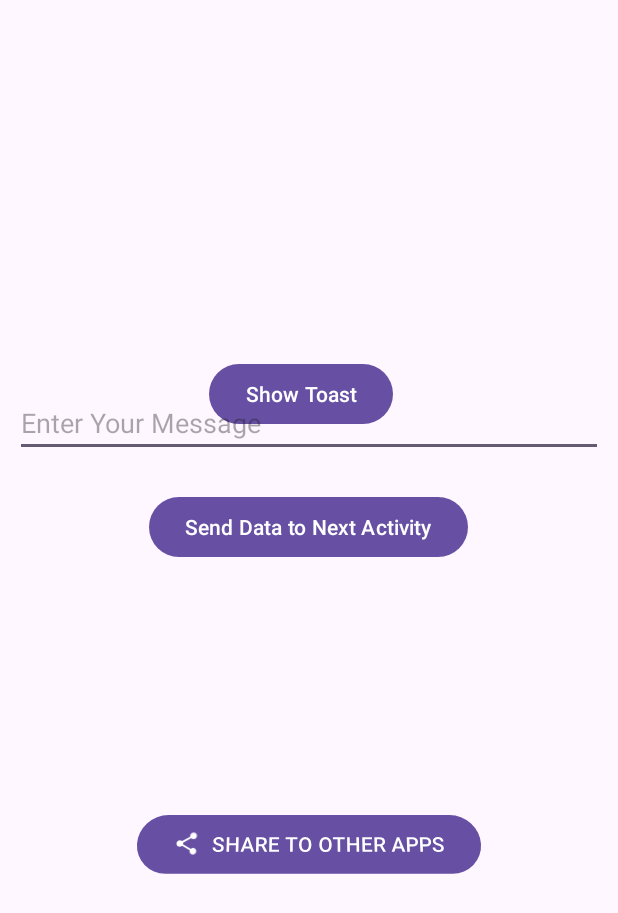
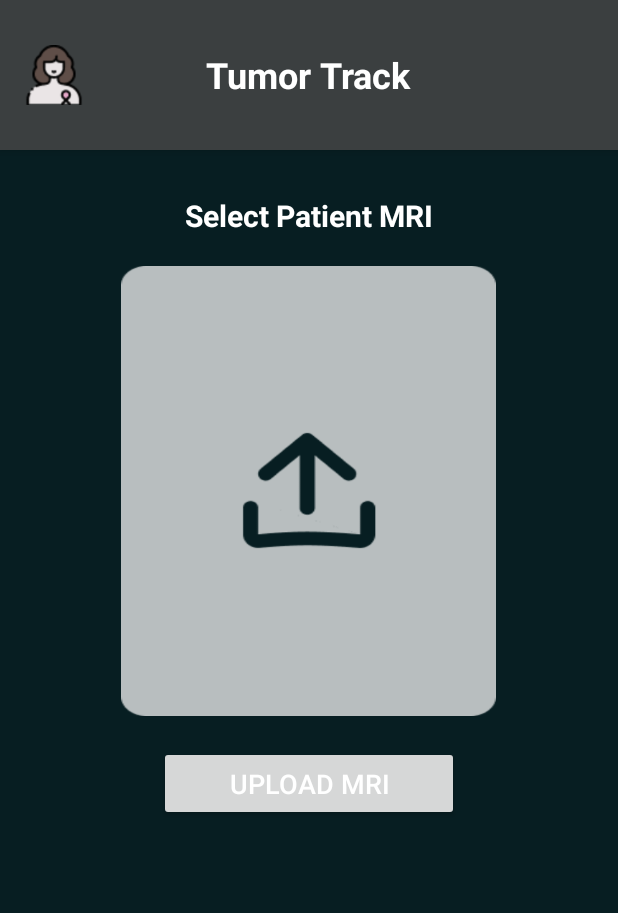
Before and after one commit to Graduation-Project-Workspace/HPCure, an Android app: the screen it shows after launch (MainActivity before the commit, HomeScreen after it), after a tap on "Skip", on a phone screen of 412 x 824 dp. Shown: the top 913 px of the screen. Run offline under Robolectric (Android 15) with nearby library versions, the phone set to English and light mode, and no system bars.

Commit message:
Added Home Screen and HS_Upload

```diff
--- /dev/null
+++ b/app/src/main/java/com/example/demoapp/HomeScreen.kt
@@ -0,0 +1,80 @@
+package com.example.demoapp
+
+import android.app.Activity
+import android.content.Intent
+import android.net.Uri
+import android.os.Bundle
+import android.provider.OpenableColumns
+import android.widget.Button
+import android.widget.ImageView
+import android.widget.RelativeLayout
+import android.widget.Toast
+import androidx.appcompat.app.AppCompatActivity
+
+class HomeScreen : AppCompatActivity() {
+
+    private val PICK_FILE_REQUEST_CODE = 1
+    private lateinit var uploadedImage: ImageView
+    private var selectedImageUri: Uri? = null
+
+    override fun onCreate(savedInstanceState: Bundle?) {
+        super.onCreate(savedInstanceState)
+        setContentView(R.layout.home_screen)
+
+        // Find views by ID
+        val uploadContainer: RelativeLayout = findViewById(R.id.upload_container)
+        val processButton: Button = findViewById(R.id.process_button)
+        uploadedImage = findViewById(R.id.uploaded_image)
+
+        // Set click listener for upload container
+        uploadContainer.setOnClickListener {
+            openFilePicker()
+        }
+
+        // Set click listener for process button
+        processButton.setOnClickListener {
+            val intent = Intent(this, HomeScreenUpload::class.java)
+            intent.putExtra("image_uri", selectedImageUri?.toString())
+            startActivity(intent)
+        }
+    }
+
+    private fun openFilePicker() {
+        val intent = Intent(Intent.ACTION_GET_CONTENT)
+        intent.type = "image/*"
+        startActivityForResult(intent, PICK_FILE_REQUEST_CODE)
+    }
+
+    override fun onActivityResult(requestCode: Int, resultCode: Int, data: Intent?) {
+        super.onActivityResult(requestCode, resultCode, data)
+        if (requestCode == PICK_FILE_REQUEST_CODE && resultCode == Activity.RESULT_OK) {
+            data?.data?.let { uri ->
+                handleFileUpload(uri)
+            }
+        }
+    }
+
+    private fun handleFileUpload(uri: Uri) {
+        uploadedImage.setImageURI(uri)
+        uploadedImage.visibility = ImageView.VISIBLE
+
+        selectedImageUri = uri
+
+        val fileName = getFileName(uri)
+        Toast.makeText(this, "Selected file: $fileName", Toast.LENGTH_SHORT).show()
+    }
+
+    private fun getFileName(uri: Uri): String {
+        var fileName = ""
+        val cursor = contentResolver.query(uri, null, null, null, null)
+        cursor?.use {
+            if (it.moveToFirst()) {
+                val nameIndex = it.getColumnIndex(OpenableColumns.DISPLAY_NAME)
+                if (nameIndex != -1) {
+                    fileName = it.getString(nameIndex)
+                }
+            }
+        }
+        return fileName
+    }
+}
--- a/app/src/main/java/com/example/demoapp/onboardingActivity.kt
+++ b/app/src/main/java/com/example/demoapp/onboardingActivity.kt
@@ -34,12 +34,12 @@ class OnboardingActivity : AppCompatActivity() {
             if (viewPager.currentItem < onboardingScreens.size - 1) {
                 viewPager.currentItem += 1
             } else {
-                startActivity(Intent(this, MainActivity::class.java))
+                startActivity(Intent(this, HomeScreen::class.java))
                 finish()
             }
         }
         skipButton.setOnClickListener {
-            startActivity(Intent(this, MainActivity::class.java))
+            startActivity(Intent(this, HomeScreen::class.java))
             finish()
         }
     }
--- /dev/null
+++ b/app/src/main/res/layout/home_screen.xml
@@ -0,0 +1,83 @@
+<RelativeLayout
+    xmlns:android="http://schemas.android.com/apk/res/android"
+    android:id="@+id/home_screen"
+    android:layout_width="match_parent"
+    android:layout_height="match_parent"
+    android:background="#071E22">
+
+    <RelativeLayout
+        android:id="@+id/header"
+        android:layout_width="match_parent"
+        android:layout_height="100dp"
+        android:background="#3B3F40"
+        android:elevation="4dp">
+
+        <ImageView
+            android:id="@+id/profile_icon"
+            android:layout_width="40dp"
+            android:layout_height="40dp"
+            android:layout_marginStart="16dp"
+            android:layout_centerVertical="true"
+            android:src="@drawable/ic_home_screen"
+            android:contentDescription="Profile Icon"/>
+
+        <TextView
+            android:id="@+id/tumor_track"
+            android:layout_width="wrap_content"
+            android:layout_height="wrap_content"
+            android:layout_centerInParent="true"
+            android:text="Tumor Track"
+            android:textSize="24sp"
+            android:textStyle="bold"
+            android:textColor="#FFFFFF"/>
+    </RelativeLayout>
+
+    <TextView
+        android:id="@+id/select_patient_mri"
+        android:layout_width="wrap_content"
+        android:layout_height="wrap_content"
+        android:layout_below="@id/header"
+        android:layout_centerHorizontal="true"
+        android:layout_marginTop="30dp"
+        android:text="Select Patient MRI"
+        android:textSize="20sp"
+        android:textColor="#FFFFFF"
+        android:textStyle="bold"/>
+
+    <RelativeLayout
+        android:id="@+id/upload_container"
+        android:layout_width="250dp"
+        android:layout_height="300dp"
+        android:layout_below="@id/select_patient_mri"
+        android:layout_centerHorizontal="true"
+        android:layout_marginTop="20dp"
+        android:background="@drawable/ic_upload"
+        android:padding="20dp"
+        android:elevation="4dp"
+        android:clickable="true"
+        android:focusable="true"
+        android:onClick="onUploadClick"
+        android:contentDescription="Upload Container">
+
+        <ImageView
+            android:id="@+id/uploaded_image"
+            android:layout_width="match_parent"
+            android:layout_height="match_parent"
+            android:scaleType="centerCrop"
+            android:visibility="gone"/>
+
+    </RelativeLayout>
+
+    <Button
+        android:id="@+id/process_button"
+        android:layout_width="200dp"
+        android:layout_height="50dp"
+        android:layout_below="@id/upload_container"
+        android:layout_centerHorizontal="true"
+        android:layout_marginTop="20dp"
+        android:text="Upload MRI"
+        android:textSize="18sp"
+        android:textColor="#FFFFFF"
+        android:onClick="onUploadProcessClick"/>
+
+</RelativeLayout>
```
Also changed, not shown: app/src/main/AndroidManifest.xml (+13 -0 lines), app/src/main/java/com/example/demoapp/HomeScreenUpload.kt (added, +102 -0 lines), app/src/main/res/layout/hs_upload.xml (added, +163 -0 lines), app/src/main/res/drawable/ic_home_screen.png (added), app/src/main/res/drawable/ic_left_arrow.png (added), app/src/main/res/drawable/ic_right_arrow.png (added), app/src/main/res/drawable/ic_upload.png (added).
